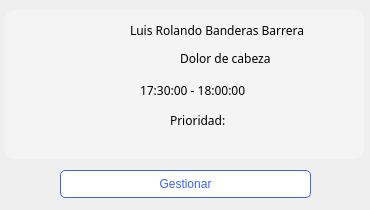
Above: hospital-Core/Widgets/Medico/medico_tarjeta_horario.ui from MrDanielG/Hospital-SCRUM before the change. Below: the same form after it.
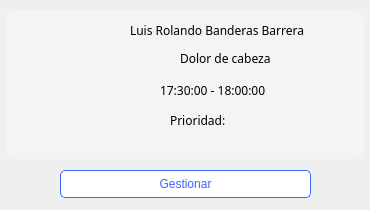
That is the form after the change. Icons and pictures are not drawn.

```diff
--- a/hospital-Core/Widgets/Medico/medico_tarjeta_horario.ui
+++ b/hospital-Core/Widgets/Medico/medico_tarjeta_horario.ui
@@ -97,7 +97,7 @@
   <widget class="QLabel" name="lb_hora_medico_tarjeta_horario">
    <property name="geometry">
     <rect>
-     <x>140</x>
+     <x>160</x>
      <y>80</y>
      <width>121</width>
      <height>20</height>
```
